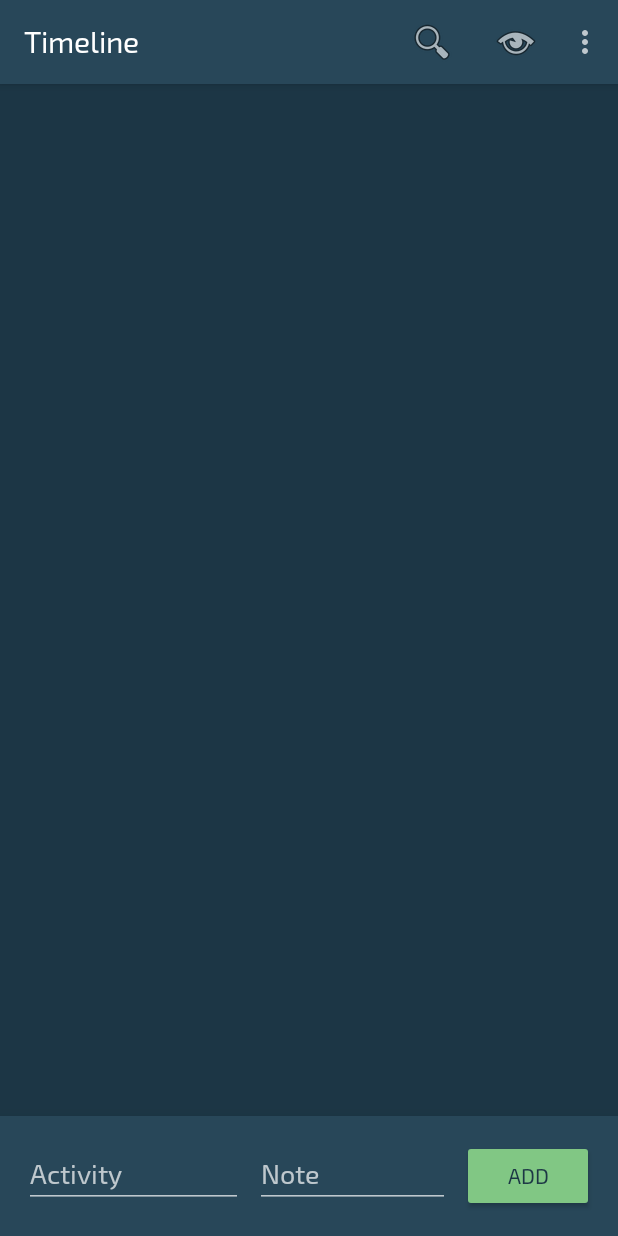
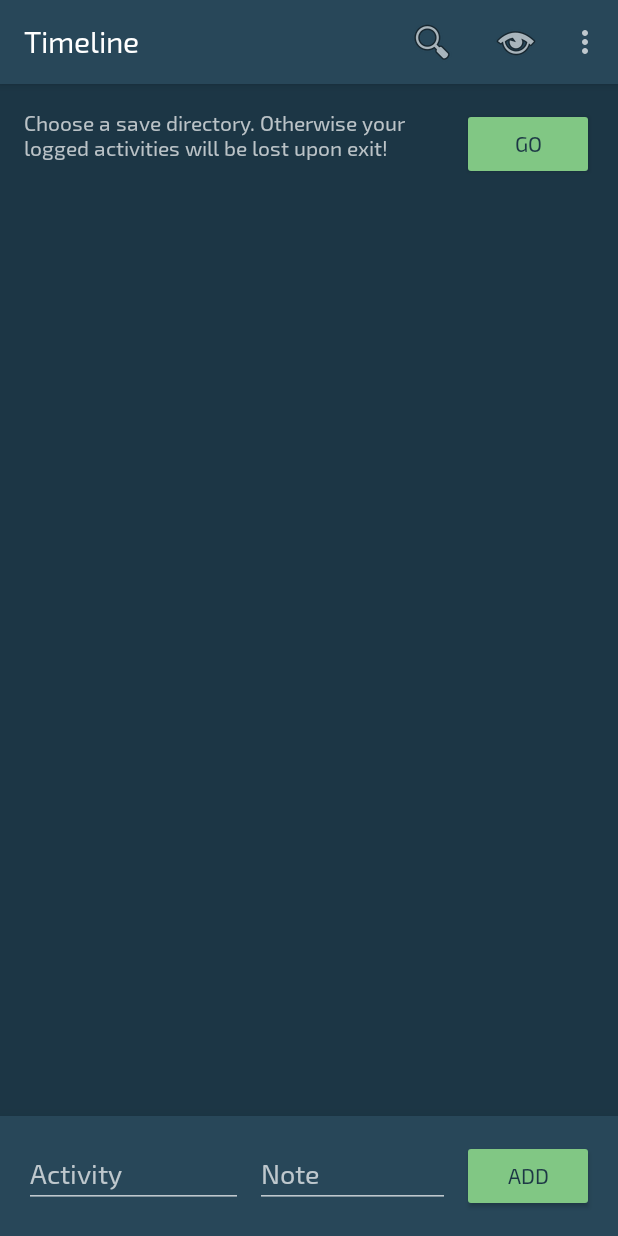
Before and after one commit to artnc/chronofile, an Android app: the screen it shows after launch (MainActivity), on a phone screen of 412 x 824 dp. Run offline under Robolectric (Android 15) with nearby library versions, the light colour scheme and no system bars; our stand-ins replace RxJava; libraries missing offline, so code that uses them is left out: com.jakewharton.rxbinding2, com.jakewharton.rxrelay2; 5 statements that could not run were skipped.

Commit message:
Show banners to request permissions

```diff
--- a/app/src/main/java/com/chaidarun/chronofile/MainActivity.kt
+++ b/app/src/main/java/com/chaidarun/chronofile/MainActivity.kt
@@ -9,6 +9,7 @@ import android.util.Log
 import android.view.LayoutInflater
 import android.view.Menu
 import android.view.MenuItem
+import android.view.View
 import androidx.appcompat.app.AlertDialog
 import androidx.core.app.ActivityCompat
 import androidx.core.content.ContextCompat
@@ -36,6 +37,16 @@ class MainActivity : BaseActivity() {
     // Set up listeners
     disposables =
       CompositeDisposable().apply {
+        add(RxView.clicks(binding.changeSaveDirButton).subscribe { requestStorageAccess() })
+        add(
+          RxView.clicks(binding.grantLocationButton).subscribe {
+            ActivityCompat.requestPermissions(
+              this@MainActivity,
+              APP_PERMISSIONS,
+              PERMISSION_REQUEST_CODE
+            )
+          }
+        )
         add(
           RxView.clicks(binding.addEntry).subscribe {
             History.addEntry(
@@ -55,22 +66,20 @@ class MainActivity : BaseActivity() {
       }
 
     // Check for missing permissions
-    // TODO: Instead of launching straight into UI that asks the user for thes permissions, show
-    // captioned warning buttons that will let the user initiate these grant flows
     if (
       !APP_PERMISSIONS.all {
         ContextCompat.checkSelfPermission(this, it) == PackageManager.PERMISSION_GRANTED
       }
     ) {
       Log.i(TAG, "Found ungranted permissions")
-      ActivityCompat.requestPermissions(this, APP_PERMISSIONS, PERMISSION_REQUEST_CODE)
+      binding.grantLocationBanner.visibility = View.VISIBLE
     }
     if (
       IOUtil.getPref(IOUtil.STORAGE_DIR_PREF).isNullOrEmpty() ||
         !IOUtil.persistAndCheckStoragePermission()
     ) {
       Log.i(TAG, "Found ungranted storage access")
-      requestStorageAccess()
+      binding.changeSaveDirBanner.visibility = View.VISIBLE
     }
   }
 
@@ -117,6 +126,7 @@ class MainActivity : BaseActivity() {
           App.toast("Storage location not changed")
           return
         }
+        binding.changeSaveDirBanner.visibility = View.GONE
         App.toast("Successfully changed storage location")
         IOUtil.persistAndCheckStoragePermission()
         IOUtil.setPref(IOUtil.STORAGE_DIR_PREF, uri.toString())
@@ -134,6 +144,7 @@ class MainActivity : BaseActivity() {
     when (requestCode) {
       PERMISSION_REQUEST_CODE ->
         if (grantResults.all { it == PackageManager.PERMISSION_GRANTED }) {
+          binding.grantLocationBanner.visibility = View.GONE
           App.toast("Permissions granted successfully :)")
         } else {
           App.toast("You denied permission :(")
--- a/app/src/main/res/layout/activity_main.xml
+++ b/app/src/main/res/layout/activity_main.xml
@@ -30,6 +30,58 @@
     tools:context="com.chaidarun.chronofile.MainActivity"
     tools:showIn="@layout/activity_main"
   >
+    <LinearLayout
+      android:id="@+id/changeSaveDirBanner"
+      android:layout_height="wrap_content"
+      android:layout_width="match_parent"
+      android:orientation="horizontal"
+      android:padding="16dp"
+      android:visibility="gone"
+    >
+      <TextView
+        android:gravity="bottom"
+        android:layout_gravity="fill"
+        android:layout_height="wrap_content"
+        android:layout_weight="1"
+        android:layout_width="0dp"
+        android:paddingEnd="16dp"
+        android:paddingStart="0dp"
+        android:text="Choose a save directory. Otherwise your logged activities will be lost upon exit!"
+      />
+      <Button
+        android:id="@+id/changeSaveDirButton"
+        android:layout_height="wrap_content"
+        android:layout_width="wrap_content"
+        android:text="Go"
+        android:textColor="@color/colorPrimaryDark"
+      />
+    </LinearLayout>
+    <LinearLayout
+      android:id="@+id/grantLocationBanner"
+      android:layout_height="wrap_content"
+      android:layout_width="match_parent"
+      android:orientation="horizontal"
+      android:padding="16dp"
+      android:visibility="gone"
+    >
+      <TextView
+        android:gravity="bottom"
+        android:layout_gravity="fill"
+        android:layout_height="wrap_content"
+        android:layout_weight="1"
+        android:layout_width="0dp"
+        android:paddingEnd="16dp"
+        android:paddingStart="0dp"
+        android:text="Grant location permissions so we can record where your activities happen."
+      />
+      <Button
+        android:id="@+id/grantLocationButton"
+        android:layout_height="wrap_content"
+        android:layout_width="wrap_content"
+        android:text="Go"
+        android:textColor="@color/colorPrimaryDark"
+      />
+    </LinearLayout>
     <androidx.recyclerview.widget.RecyclerView
       android:id="@+id/historyList"
       android:layout_height="0dp"
```
